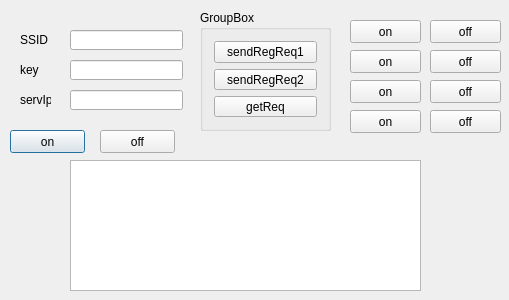
Above: dialog.ui from baradoid/polden-sonoff-desktop-ctrl before the change. Below: the same form after it.
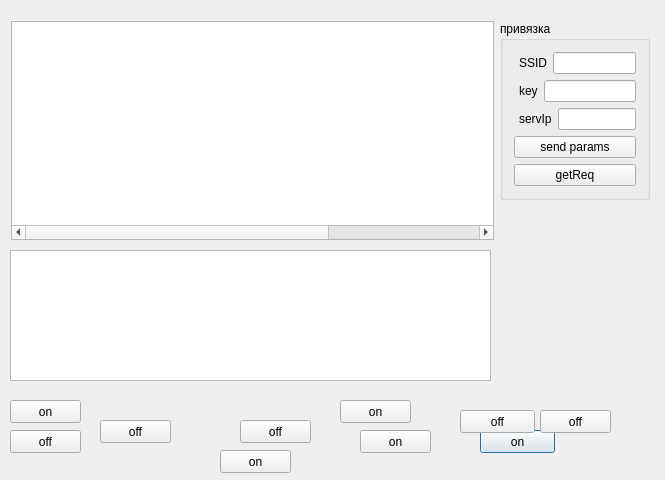
That is the form after the change.

Commit message: доработки

```diff
--- a/dialog.ui
+++ b/dialog.ui
@@ -6,18 +6,24 @@
    <rect>
     <x>0</x>
     <y>0</y>
-    <width>509</width>
-    <height>300</height>
+    <width>665</width>
+    <height>480</height>
    </rect>
   </property>
+  <property name="sizePolicy">
+   <sizepolicy hsizetype="Fixed" vsizetype="Fixed">
+    <horstretch>0</horstretch>
+    <verstretch>0</verstretch>
+   </sizepolicy>
+  </property>
   <property name="windowTitle">
    <string>Dialog</string>
   </property>
   <widget class="QPushButton" name="pushButton">
    <property name="geometry">
     <rect>
-     <x>10</x>
-     <y>130</y>
+     <x>480</x>
+     <y>430</y>
      <width>75</width>
      <height>23</height>
     </rect>
@@ -29,8 +35,8 @@
   <widget class="QPushButton" name="pushButton_2">
    <property name="geometry">
     <rect>
-     <x>100</x>
-     <y>130</y>
+     <x>460</x>
+     <y>410</y>
      <width>75</width>
      <height>23</height>
     </rect>
@@ -39,116 +45,11 @@
     <string>off</string>
    </property>
   </widget>
-  <widget class="QGroupBox" name="groupBox">
-   <property name="geometry">
-    <rect>
-     <x>200</x>
-     <y>10</y>
-     <width>131</width>
-     <height>121</height>
-    </rect>
-   </property>
-   <property name="title">
-    <string>GroupBox</string>
-   </property>
-   <layout class="QVBoxLayout" name="verticalLayout">
-    <item>
-     <widget class="QPushButton" name="pushButtonSendReg">
-      <property name="text">
-       <string>sendRegReq1</string>
-      </property>
-     </widget>
-    </item>
-    <item>
-     <widget class="QPushButton" name="pushButtonSendReg2">
-      <property name="text">
-       <string>sendRegReq2</string>
-      </property>
-     </widget>
-    </item>
-    <item>
-     <widget class="QPushButton" name="pushButtonGetReq">
-      <property name="text">
-       <string>getReq</string>
-      </property>
-     </widget>
-    </item>
-   </layout>
-  </widget>
-  <widget class="QLineEdit" name="lineEditSSID">
-   <property name="geometry">
-    <rect>
-     <x>70</x>
-     <y>30</y>
-     <width>113</width>
-     <height>20</height>
-    </rect>
-   </property>
-  </widget>
-  <widget class="QLabel" name="label">
-   <property name="geometry">
-    <rect>
-     <x>20</x>
-     <y>30</y>
-     <width>31</width>
-     <height>20</height>
-    </rect>
-   </property>
-   <property name="text">
-    <string>SSID</string>
-   </property>
-  </widget>
-  <widget class="QLineEdit" name="lineEditKey">
-   <property name="geometry">
-    <rect>
-     <x>70</x>
-     <y>60</y>
-     <width>113</width>
-     <height>20</height>
-    </rect>
-   </property>
-  </widget>
-  <widget class="QLabel" name="label_2">
-   <property name="geometry">
-    <rect>
-     <x>20</x>
-     <y>60</y>
-     <width>31</width>
-     <height>20</height>
-    </rect>
-   </property>
-   <property name="text">
-    <string>key</string>
-   </property>
-  </widget>
-  <widget class="QLineEdit" name="lineEditServerIp">
-   <property name="geometry">
-    <rect>
-     <x>70</x>
-     <y>90</y>
-     <width>113</width>
-     <height>20</height>
-    </rect>
-   </property>
-  </widget>
-  <widget class="QLabel" name="label_3">
-   <property name="geometry">
-    <rect>
-     <x>20</x>
-     <y>90</y>
-     <width>31</width>
-     <height>20</height>
-    </rect>
-   </property>
-   <property name="text">
-    <string>servIp</string>
-   </property>
-  </widget>
   <widget class="QPushButton" name="pushButtonReg1On">
    <property name="geometry">
     <rect>
-     <x>350</x>
-     <y>20</y>
+     <x>340</x>
+     <y>400</y>
      <width>71</width>
      <height>23</height>
     </rect>
@@ -160,8 +61,8 @@
   <widget class="QPushButton" name="pushButtonReg1Off">
    <property name="geometry">
     <rect>
-     <x>430</x>
-     <y>20</y>
+     <x>10</x>
+     <y>430</y>
      <width>71</width>
      <height>23</height>
     </rect>
@@ -173,8 +74,8 @@
   <widget class="QPushButton" name="pushButtonReg2On">
    <property name="geometry">
     <rect>
-     <x>350</x>
-     <y>50</y>
+     <x>220</x>
+     <y>450</y>
      <width>71</width>
      <height>23</height>
     </rect>
@@ -186,8 +87,8 @@
   <widget class="QPushButton" name="pushButtonReg2Off">
    <property name="geometry">
     <rect>
-     <x>430</x>
-     <y>50</y>
+     <x>100</x>
+     <y>420</y>
      <width>71</width>
      <height>23</height>
     </rect>
@@ -199,8 +100,8 @@
   <widget class="QPushButton" name="pushButtonReg3On">
    <property name="geometry">
     <rect>
-     <x>350</x>
-     <y>80</y>
+     <x>10</x>
+     <y>400</y>
      <width>71</width>
      <height>23</height>
     </rect>
@@ -212,8 +113,8 @@
   <widget class="QPushButton" name="pushButtonReg3Off">
    <property name="geometry">
     <rect>
-     <x>430</x>
-     <y>80</y>
+     <x>240</x>
+     <y>420</y>
      <width>71</width>
      <height>23</height>
     </rect>
@@ -225,8 +126,8 @@
   <widget class="QPushButton" name="pushButtonReg4On">
    <property name="geometry">
     <rect>
-     <x>350</x>
-     <y>110</y>
+     <x>360</x>
+     <y>430</y>
      <width>71</width>
      <height>23</height>
     </rect>
@@ -238,8 +139,8 @@
   <widget class="QPushButton" name="pushButtonReg4Off">
    <property name="geometry">
     <rect>
-     <x>430</x>
-     <y>110</y>
+     <x>540</x>
+     <y>410</y>
      <width>71</width>
      <height>23</height>
     </rect>
@@ -251,13 +152,200 @@
   <widget class="QPlainTextEdit" name="plainTextEdit">
    <property name="geometry">
     <rect>
-     <x>70</x>
-     <y>160</y>
-     <width>351</width>
+     <x>10</x>
+     <y>250</y>
+     <width>481</width>
      <height>131</height>
     </rect>
    </property>
   </widget>
+  <widget class="QWidget" name="widget_4" native="true">
+   <property name="geometry">
+    <rect>
+     <x>0</x>
+     <y>10</y>
+     <width>661</width>
+     <height>241</height>
+    </rect>
+   </property>
+   <layout class="QHBoxLayout" name="horizontalLayout_4">
+    <item>
+     <widget class="QTableWidget" name="tableWidget">
+      <property name="sizeAdjustPolicy">
+       <enum>QAbstractScrollArea::AdjustIgnored</enum>
+      </property>
+      <property name="selectionMode">
+       <enum>QAbstractItemView::NoSelection</enum>
+      </property>
+      <property name="rowCount">
+       <number>0</number>
+      </property>
+      <property name="columnCount">
+       <number>6</number>
+      </property>
+      <attribute name="horizontalHeaderVisible">
+       <bool>false</bool>
+      </attribute>
+      <column/>
+      <column/>
+      <column/>
+      <column/>
+      <column/>
+      <column/>
+     </widget>
+    </item>
+    <item>
+     <widget class="QWidget" name="widget_5" native="true">
+      <property name="maximumSize">
+       <size>
+        <width>150</width>
+        <height>16777215</height>
+       </size>
+      </property>
+      <layout class="QVBoxLayout" name="verticalLayout_2">
+       <property name="leftMargin">
+        <number>0</number>
+       </property>
+       <property name="topMargin">
+        <number>0</number>
+       </property>
+       <property name="rightMargin">
+        <number>0</number>
+       </property>
+       <item>
+        <widget class="QGroupBox" name="groupBox">
+         <property name="maximumSize">
+          <size>
+           <width>16777215</width>
+           <height>16777215</height>
+          </size>
+         </property>
+         <property name="title">
+          <string>привязка</string>
+         </property>
+         <layout class="QVBoxLayout" name="verticalLayout">
+          <item>
+           <widget class="QWidget" name="widget" native="true">
+            <layout class="QHBoxLayout" name="horizontalLayout">
+             <property name="leftMargin">
+              <number>5</number>
+             </property>
+             <property name="topMargin">
+              <number>0</number>
+             </property>
+             <property name="rightMargin">
+              <number>0</number>
+             </property>
+             <property name="bottomMargin">
+              <number>0</number>
+             </property>
+             <item>
+              <widget class="QLabel" name="label">
+               <property name="text">
+                <string>SSID</string>
+               </property>
+              </widget>
+             </item>
+             <item>
+              <widget class="QLineEdit" name="lineEditSSID"/>
+             </item>
+            </layout>
+           </widget>
+          </item>
+          <item>
+           <widget class="QWidget" name="widget_2" native="true">
+            <layout class="QHBoxLayout" name="horizontalLayout_2">
+             <property name="leftMargin">
+              <number>5</number>
+             </property>
+             <property name="topMargin">
+              <number>0</number>
+             </property>
+             <property name="rightMargin">
+              <number>0</number>
+             </property>
+             <property name="bottomMargin">
+              <number>0</number>
+             </property>
+             <item>
+              <widget class="QLabel" name="label_2">
+               <property name="text">
+                <string>key</string>
+               </property>
+              </widget>
+             </item>
+             <item>
+              <widget class="QLineEdit" name="lineEditKey"/>
+             </item>
+            </layout>
+           </widget>
+          </item>
+          <item>
+           <widget class="QWidget" name="widget_3" native="true">
+            <layout class="QHBoxLayout" name="horizontalLayout_3">
+             <property name="leftMargin">
+              <number>5</number>
+             </property>
+             <property name="topMargin">
+              <number>0</number>
+             </property>
+             <property name="rightMargin">
+              <number>0</number>
+             </property>
+             <property name="bottomMargin">
+              <number>0</number>
+             </property>
+             <item>
+              <widget class="QLabel" name="label_3">
+               <property name="text">
+                <string>servIp</string>
+               </property>
+              </widget>
+             </item>
+             <item>
+              <widget class="QLineEdit" name="lineEditServerIp"/>
+             </item>
+            </layout>
+           </widget>
+          </item>
+          <item>
+           <widget class="QPushButton" name="pushButtonSendReg">
+            <property name="text">
+             <string>send params</string>
+            </property>
+           </widget>
+          </item>
+          <item>
+           <widget class="QPushButton" name="pushButtonGetReq">
+            <property name="text">
+             <string>getReq</string>
+            </property>
+           </widget>
+          </item>
+         </layout>
+        </widget>
+       </item>
+       <item>
+        <spacer name="verticalSpacer">
+         <property name="orientation">
+          <enum>Qt::Vertical</enum>
+         </property>
+         <property name="sizeHint" stdset="0">
+          <size>
+           <width>20</width>
+           <height>40</height>
+          </size>
+         </property>
+        </spacer>
+       </item>
+      </layout>
+      <zorder>groupBox</zorder>
+      <zorder>groupBox</zorder>
+      <zorder>verticalSpacer</zorder>
+     </widget>
+    </item>
+   </layout>
+  </widget>
  </widget>
  <layoutdefault spacing="6" margin="11"/>
  <resources/>
```
The commit also changes 2 other files.
